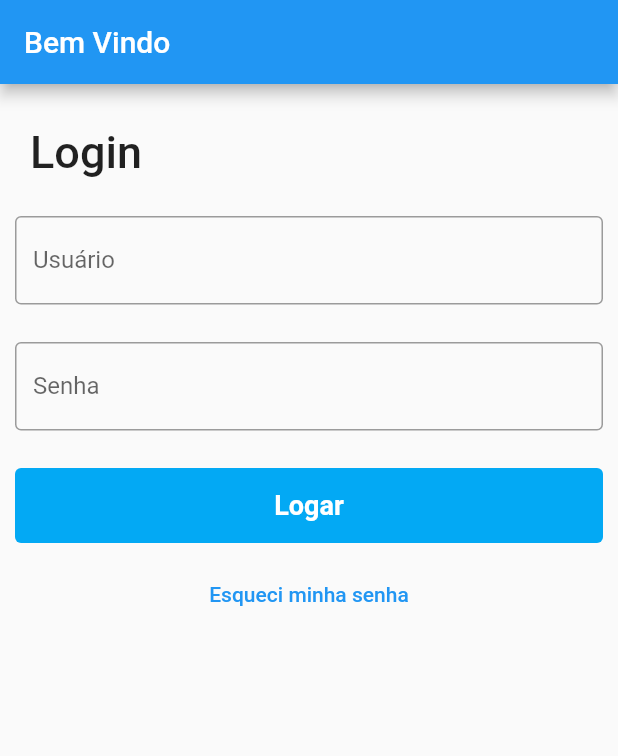
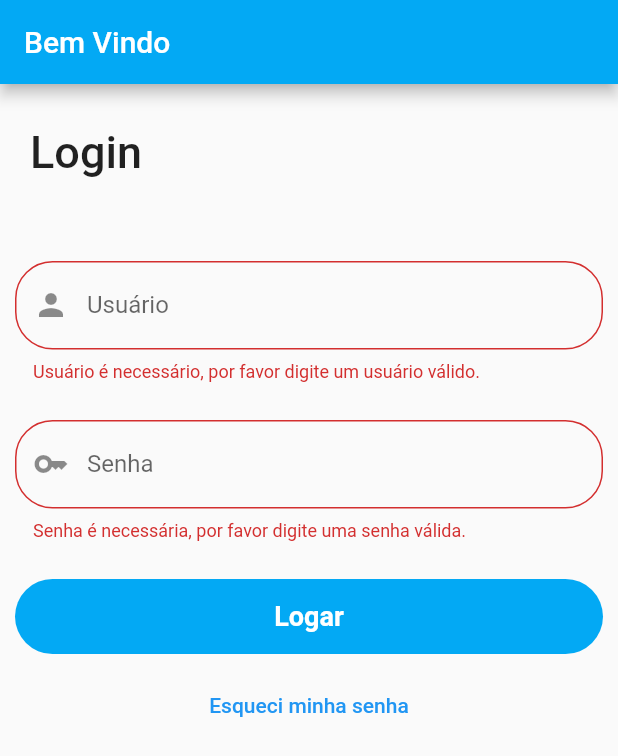
Before and after one commit to Danielccc3/teste_flutter, a Flutter app: the screen it shows after launch, after a tap on "Logar", on a phone screen of 412 x 824 dp. Shown: the top 756 px of the screen. Run offline on Flutter 3.47's test engine with Material 2 defaults, Android fonts, the phone set to English and light mode, and no system bars.

Commit message:
Criação do menu e login

```diff
--- a/lib/main.dart
+++ b/lib/main.dart
@@ -1,6 +1,7 @@
 import 'package:flutter/material.dart';
 import 'views/login_view.dart';
 import 'views/senha_esquecida.dart';
+import 'views/menu_view.dart';
 
 void main() {
   runApp(const MyApp());
@@ -27,12 +28,13 @@ class MyApp extends StatelessWidget {
         primarySwatch: Colors.blue,
       ),
       routes: {
-        '/':(context) => const Login(),
+        '/':(context) => Login(),
       Senha.routeName: (context) => const Senha(),
+      Menu.routeName: (context) => Menu(),
       },
       onUnknownRoute: (settings) {
         return MaterialPageRoute(
-          builder: (context) => const Login(),
+          builder: (context) => Login(),
         );
       },
     );
--- /dev/null
+++ b/lib/model/exames.dart
@@ -0,0 +1,13 @@
+class Exame {
+  final String id;
+  final String nome;
+  final String status;
+  final DateTime date;
+
+  Exame({
+    required this.id,
+    required this.nome,
+    required this.status,
+    required this.date,
+  });
+}
--- a/lib/views/login_view.dart
+++ b/lib/views/login_view.dart
@@ -1,12 +1,19 @@
 import 'package:flutter/material.dart';
 import 'package:teste_flutter/views/senha_esquecida.dart';
-import '../main.dart';
+import 'menu_view.dart';
 
+// ignore: must_be_immutable
 class Login extends StatelessWidget {
-  const Login({Key? key}) : super(key: key);
+ Login({Key? key}) : super(key: key);
   static const routeName = '/login';
 
-static const String _title = 'Bem Vindo';
+  // ignore: unused_field
+  String _password = '';
+  // ignore: unused_field
+  String _usuario = '';
+
+  static const String _title = 'Bem Vindo';
+  final _formKey = GlobalKey<FormState>();
 
 @override
   Widget build (BuildContext context){
@@ -14,7 +21,8 @@ static const String _title = 'Bem Vindo';
   return MaterialApp(
     title: _title,
     home: Scaffold(
-  appBar: AppBar(title: const Text(_title),),
+  appBar: AppBar(title: const Text(_title),
+  backgroundColor: Colors.lightBlue,),
   body:
   Column(
     crossAxisAlignment: CrossAxisAlignment.start,
@@ -24,29 +32,66 @@ static const String _title = 'Bem Vindo';
                     'Login',
                     style: TextStyle(fontWeight: FontWeight.w500,
                     fontSize: 30),
-                  ),),
-      Container(
+                  ),
+                ),
+        Form(
+    key: _formKey,
+    child: Column(
+      children: [
+        const SizedBox(
+          height: 30,
+        ),
+        Container(
         margin: const EdgeInsets.only(left: 10, right: 10, top: 25),
-        child: const TextField(
+        child:
+        TextFormField(
           decoration: InputDecoration(
-            border: OutlineInputBorder(),
-            labelText: 'Usuário'
+            prefixIcon: const Icon(Icons.person),
+            border: OutlineInputBorder(borderRadius: BorderRadius.circular(25.0),
+            borderSide: const BorderSide(
+                          ),),
+            labelText: 'Usuário',
           ),
-        ),),
-      Container(
+          onChanged: (value){
+            _usuario = value;
+          },
+          validator: (value) {
+            if (value != null && value.isEmpty) {
+              return 'Usuário é necessário, por favor digite um usuário válido.';
+            }
+            if (value != 'Teste') {return 'Usuário inválido, tente novamente.';}
+            }
+            ),),
+        Container(
         margin: const EdgeInsets.only(left: 10, right: 10, top: 25),
-        child: const TextField(
+        child:
+        TextFormField(
           decoration: InputDecoration(
-            border: OutlineInputBorder(),
-            labelText: 'Senha'
+            prefixIcon: const Icon(Icons.key),
+            border: OutlineInputBorder(borderRadius: BorderRadius.circular(25.0),
+            borderSide: const BorderSide(
+                          ),),
+            labelText: 'Senha',
           ),
-        ),),
+          onChanged: (value){
+            _password = value;
+          },
+          validator: (value) {
+            if (value != null && value.isEmpty) {
+              return 'Senha é necessária, por favor digite uma senha válida.';
+            }
+            if (value != '1234') {return 'Senha inválida, tente novamente.';}
+            }
+            ),),
       Container(
         width: size.width / 1,
         height: 50,
         margin: const EdgeInsets.only(left: 10, right: 10, top: 25),
         child: TextButton(
           style: ButtonStyle(
+            shape: MaterialStateProperty.all<RoundedRectangleBorder>(
+    RoundedRectangleBorder(
+      borderRadius: BorderRadius.circular(25.0),)),
             backgroundColor: MaterialStateProperty.all<Color>(Colors.lightBlue),
             foregroundColor: MaterialStateProperty.all<Color>(Colors.black),
             overlayColor: MaterialStateProperty.resolveWith<Color?>(
@@ -58,11 +103,13 @@ static const String _title = 'Bem Vindo';
             states.contains(MaterialState.pressed)) {
           return Colors.black.withOpacity(0.12);
         }
-        return null; // Defer to the widget's default.
+        return null;
       },
     ),
   ),
-          onPressed: () {},
+          onPressed: () => {if (_formKey.currentState!.validate()) {Navigator.of(context).pushReplacementNamed(
+                                    Menu.routeName,
+                                  )}},
           child: const Text('Logar',
           style: TextStyle(color: Colors.white,
           fontSize: 18,
@@ -77,7 +124,12 @@ static const String _title = 'Bem Vindo';
                 child: const Text('Esqueci minha senha'),
                 onPressed: () {Navigator.of(context).pushReplacementNamed(
                                     Senha.routeName,
-                                  );},),
+                          );
+                        },
+                      ),
+                    ),
+                  ),
+                ],
               ),
             ),
           ],
--- /dev/null
+++ b/lib/views/menu_view.dart
@@ -0,0 +1,109 @@
+// ignore_for_file: prefer_const_constructors
+
+import 'package:flutter/material.dart';
+import 'login_view.dart';
+import '../model/exames.dart';
+// import '../json/exames.json';
+
+class Menu extends StatelessWidget {
+  Menu({Key? key}) : super(key: key);
+  static const routeName = '/menu';
+
+  final List<Exame> exames = [
+    Exame(
+      id: '1',
+      nome: 'João Pedro',
+      status: 'Processando',
+      date: DateTime.parse('2022-08-08'),
+    ),
+    Exame(
+      id: '2',
+      nome: 'Marcelo Miguel',
+      status: 'Finalizado',
+      date: DateTime.parse('2022-08-09'),
+    ),
+    Exame(
+      id: '3',
+      nome: 'Marcos Pontes',
+      status: 'Processando',
+      date: DateTime.parse('2022-08-05'),
+    ),
+  ];
+
+
+
+@override
+  Widget build (BuildContext context){
+  Size size = MediaQuery.of(context).size;
+  return MaterialApp(
+    home: Scaffold(appBar: AppBar(title: const Text('Exames'),
+    leading: BackButton(onPressed:() {Navigator.of(context).pushReplacementNamed(
+                                    Login.routeName,);
+            },
+          ),
+        ),
+        body: Column(
+    crossAxisAlignment: CrossAxisAlignment.start,
+    children: <Widget>[
+      Container(margin: const EdgeInsets.only(left: 20, top: 28),
+      child: const Text(
+                    'Lista de Exames',
+                    style: TextStyle(fontWeight: FontWeight.w500,
+                    fontSize: 30),
+              ),
+            ),
+            Column(
+            children: exames.map((tx) {
+              return Card(
+                child: Row(
+                  children: <Widget>[
+                    Container(
+                      margin: EdgeInsets.symmetric(
+                        vertical: 10,
+                        horizontal: 15,
+                      ),
+                      decoration: BoxDecoration(
+                        border: Border.all(
+                          color: tx.status == 'Finalizado' ? Colors.green : Colors.lightBlue,
+                          width: 2,
+                        ),
+                      ),
+                      padding: EdgeInsets.all(10),
+                      child: Text(
+                        tx.status,
+                        style: TextStyle(
+                          fontWeight: FontWeight.bold,
+                          fontSize: 20,
+                          color: tx.status == 'Finalizado' ? Colors.green : Colors.lightBlue,
+                        ),
+                      ),
+                    ),
+                    Column(
+                      crossAxisAlignment: CrossAxisAlignment.start,
+                      children: <Widget>[
+                        Text(
+                          tx.nome,
+                          style: TextStyle(
+                            fontSize: 16,
+                            fontWeight: FontWeight.bold,
+                          ),
+                        ),
+                        Text(
+                          tx.date.toString(),
+                          style: TextStyle(
+                            color: Colors.grey,
+                          ),
+                        ),
+                      ],
+                    ),
+                  ],
+                ),
+            );
+            }).toList()
+            )
+          ],
+        ),
+      ),
+    );
+  }
+}
--- a/lib/views/senha_esquecida.dart
+++ b/lib/views/senha_esquecida.dart
@@ -10,12 +10,13 @@ Widget build (BuildContext context){
   Size size = MediaQuery.of(context).size;
   return MaterialApp(
   home: Scaffold(
+    backgroundColor: Colors.black,
     appBar: AppBar(
       title: const Text('Essa é a sua senha',
-      style: TextStyle(color: Colors.black),),
+      style: TextStyle(color: Colors.white),),
       backgroundColor: Colors.transparent,
       shadowColor: Colors.transparent,
-      leading: BackButton(color: Colors.black, onPressed:() {Navigator.of(context).pushReplacementNamed(
+      leading: BackButton(color: Colors.white, onPressed:() {Navigator.of(context).pushReplacementNamed(
                                     Login.routeName,
                                   );}),
     ),
```
